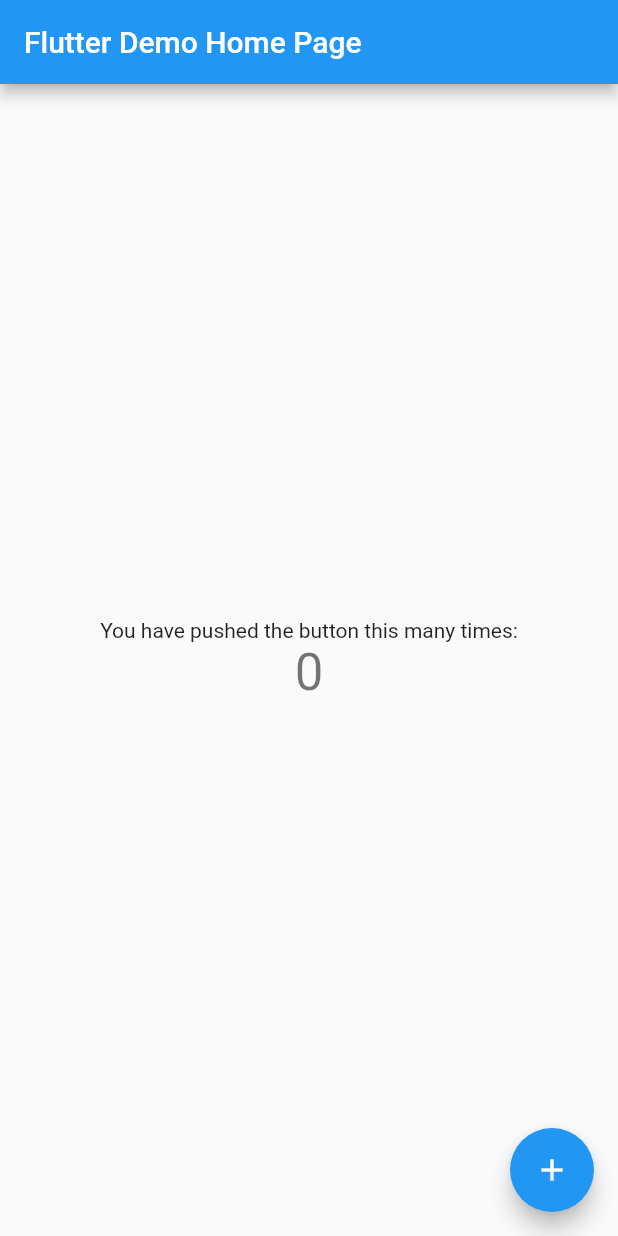
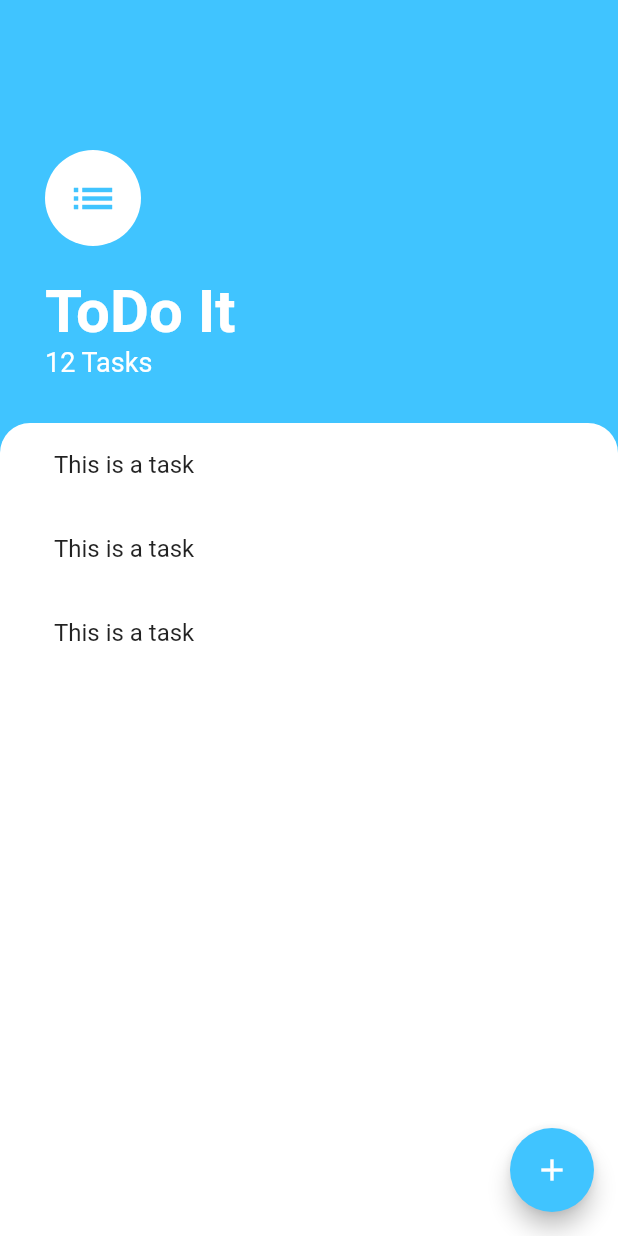
Before and after one commit to am-aakash/ToDoIt--A-ToDo-list, a Flutter app: the screen it shows after launch, on a phone screen of 412 x 824 dp. Run offline on Flutter 3.47's test engine with Material 2 defaults, Android fonts, the phone set to English and light mode, and no system bars.

Commit message:
frontend home screen added

```diff
--- a/lib/main.dart
+++ b/lib/main.dart
@@ -1,4 +1,5 @@
 import 'package:flutter/material.dart';
+import 'screens/task.dart';
 
 void main() {
   runApp(MyApp());
@@ -8,57 +9,7 @@
   @override
   Widget build(BuildContext context) {
     return MaterialApp(
-      title: 'Flutter Demo',
-      theme: ThemeData(
-        primarySwatch: Colors.blue,
-      ),
-      home: MyHomePage(title: 'Flutter Demo Home Page'),
+      home: TaskScreen(),
     );
   }
 }
-
-class MyHomePage extends StatefulWidget {
-  MyHomePage({Key? key, required this.title}) : super(key: key);
-  final String title;
-
-  @override
-  _MyHomePageState createState() => _MyHomePageState();
-}
-
-class _MyHomePageState extends State<MyHomePage> {
-  int _counter = 0;
-
-  void _incrementCounter() {
-    setState(() {
-      _counter++;
-    });
-  }
-
-  @override
-  Widget build(BuildContext context) {
-    return Scaffold(
-      appBar: AppBar(
-        title: Text(widget.title),
-      ),
-      body: Center(
-        child: Column(
-          mainAxisAlignment: MainAxisAlignment.center,
-          children: <Widget>[
-            Text(
-              'You have pushed the button this many times:',
-            ),
-            Text(
-              '$_counter',
-              style: Theme.of(context).textTheme.headline4,
-            ),
-          ],
-        ),
-      ),
-      floatingActionButton: FloatingActionButton(
-        onPressed: _incrementCounter,
-        tooltip: 'Increment',
-        child: Icon(Icons.add),
-      ), // This trailing comma makes auto-formatting nicer for build methods.
-    );
-  }
-}
--- /dev/null
+++ b/lib/screens/task.dart
@@ -0,0 +1,71 @@
+import 'package:flutter/material.dart';
+import 'package:todoit/widgets/tasks_lists.dart';
+
+class TaskScreen extends StatelessWidget {
+  @override
+  Widget build(BuildContext context) {
+    return Scaffold(
+      backgroundColor: Colors.lightBlueAccent,
+      floatingActionButton: FloatingActionButton(
+        onPressed: () {
+          //..
+        },
+        backgroundColor: Colors.lightBlueAccent,
+        child: Icon(Icons.add),
+      ),
+      body: Column(
+        crossAxisAlignment: CrossAxisAlignment.start,
+        children: <Widget>[
+          Container(
+            padding: EdgeInsets.only(top: 100, left: 30, right: 30, bottom: 30),
+            child: Column(
+              crossAxisAlignment: CrossAxisAlignment.start,
+              children: <Widget>[
+                CircleAvatar(
+                  child: Icon(
+                    Icons.list,
+                    size: 34,
+                    color: Colors.lightBlueAccent,
+                  ),
+                  backgroundColor: Colors.white,
+                  radius: 32,
+                ),
+                SizedBox(
+                  height: 20,
+                ),
+                Text(
+                  'ToDo It',
+                  style: TextStyle(
+                    fontSize: 40,
+                    fontWeight: FontWeight.w700,
+                    color: Colors.white,
+                  ),
+                ),
+                Text(
+                  '12 Tasks',
+                  style: TextStyle(
+                    fontSize: 18,
+                    color: Colors.white,
+                  ),
+                ),
+              ],
+            ),
+          ),
+          Expanded(
+            child: Container(
+              padding: EdgeInsets.symmetric(horizontal: 20),
+              decoration: BoxDecoration(
+                color: Colors.white,
+                borderRadius: BorderRadius.only(
+                  topLeft: Radius.circular(20),
+                  topRight: Radius.circular(20),
+                ),
+              ),
+              child: TasksList(),
+            ),
+          ),
+        ],
+      ),
+    );
+  }
+}
--- /dev/null
+++ b/lib/widgets/tasks_lists.dart
@@ -0,0 +1,15 @@
+import 'package:flutter/material.dart';
+import 'package:todoit/widgets/tasks_tile.dart';
+
+class TasksList extends StatelessWidget {
+  @override
+  Widget build(BuildContext context) {
+    return ListView(
+      children: <Widget>[
+        TaskTile(),
+        TaskTile(),
+        TaskTile(),
+      ],
+    );
+  }
+}
--- /dev/null
+++ b/lib/widgets/tasks_tile.dart
@@ -0,0 +1,14 @@
+import 'package:flutter/material.dart';
+
+class TaskTile extends StatelessWidget {
+  @override
+  Widget build(BuildContext context) {
+    return ListTile(
+      title: Text('This is a task'),
+      // trailing: Checkbox(
+      //   //onChanged: ,
+      //   value: false,
+      // ),
+    );
+  }
+}
```
